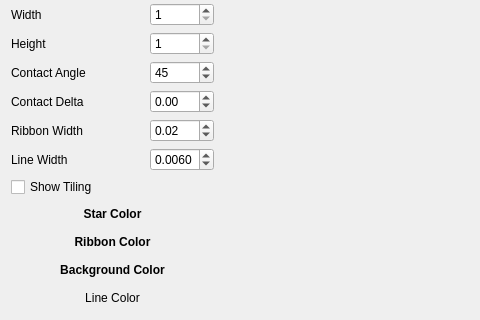
The window that mainwindow.ui (azer89/Star_Patterns) describes before a commit, drawn with Qt 5; both pictures show x 0 to 480 and y 444 to 764 of the 1400 by 764 pixel window.
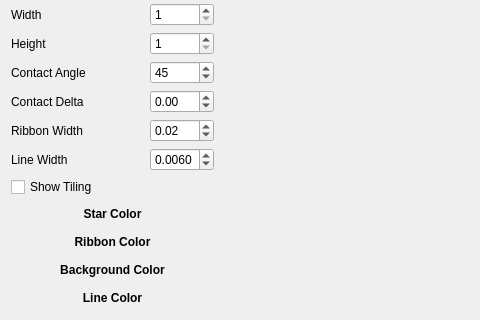
The same window after the commit. Custom widgets are drawn as their Qt base class.

Patch:
```diff
--- a/mainwindow.ui
+++ b/mainwindow.ui
@@ -365,6 +365,12 @@
      </item>
      <item row="11" column="0" colspan="3">
       <widget class="QPushButton" name="interlacingColorButton">
+       <property name="font">
+        <font>
+         <weight>75</weight>
+         <bold>true</bold>
+        </font>
+       </property>
        <property name="text">
         <string>Line Color</string>
        </property>
```
